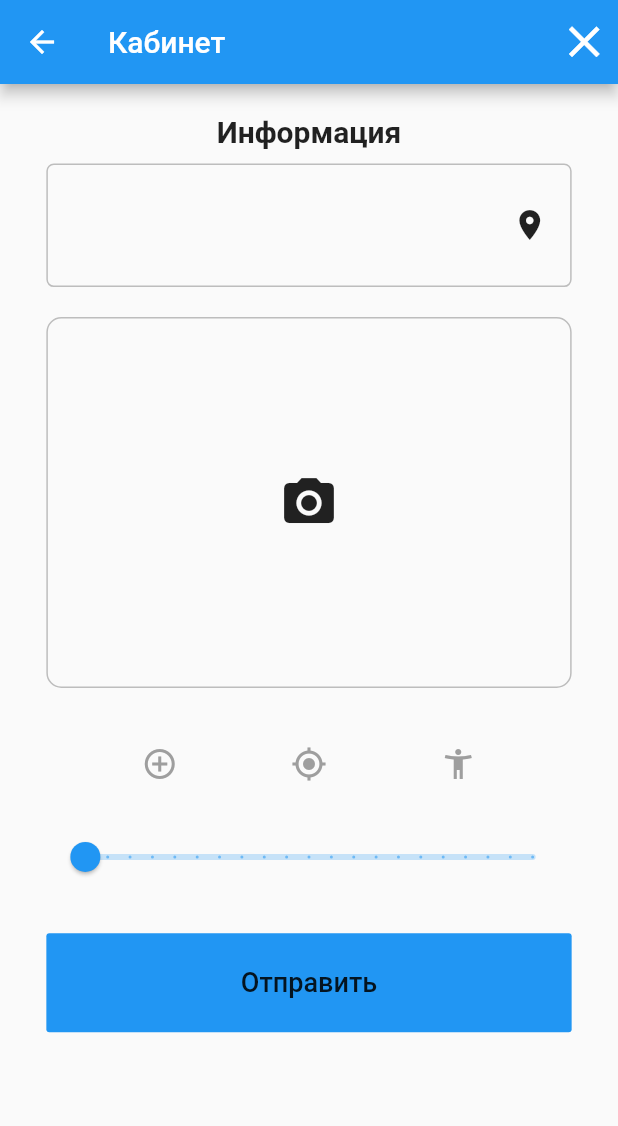
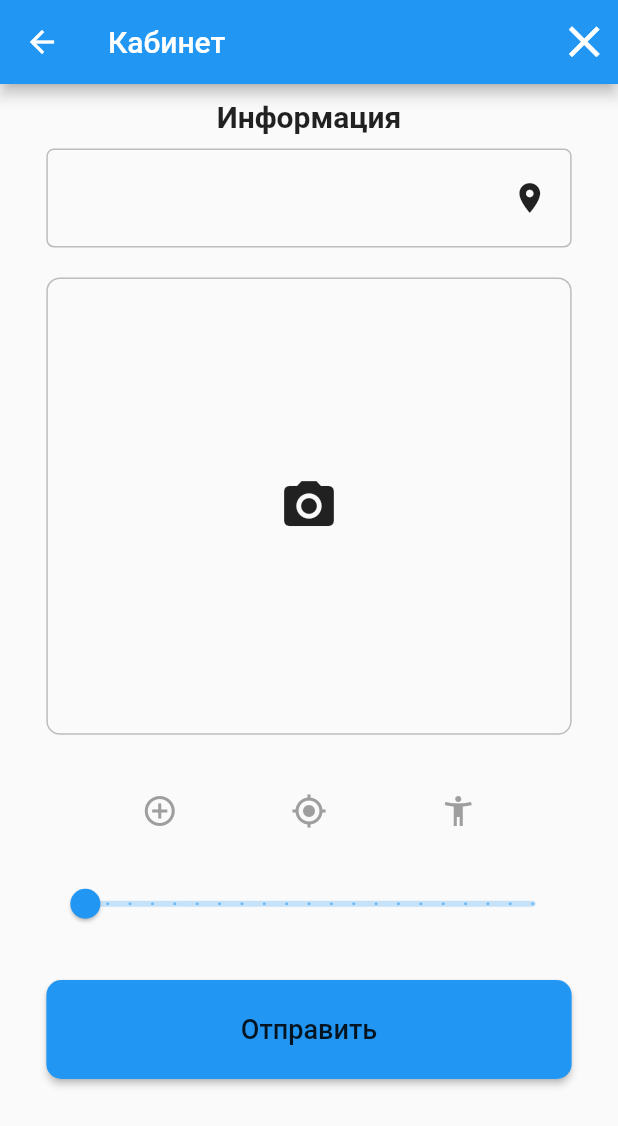
Before and after one commit to afl-dev/image_tags_geo, a Flutter app: the ImageTagsGeo screen opened directly, after a tap on the "clear" icon, on a phone screen of 412 x 824 dp. Shown: the top 1126 px of the screen. Run offline on Flutter 3.47's test engine with Material 2 defaults, Android fonts, the phone set to English and light mode, and no system bars; our stand-ins replace bloc, flutter_bloc, image_picker, location, permission_handler, shared_preferences; accounts and stored records are empty.

Commit message:
update interface, fix errors

```diff
--- a/lib/bloc/geo/geo_bloc.dart
+++ b/lib/bloc/geo/geo_bloc.dart
@@ -33,29 +33,31 @@ class GeoBloc extends Bloc<GeoEvent, GeoState> {
     }
 
     if (event is CleanDataGpsEvent) {
-      final updatedLocation = ImageTagsGeoModel(
-        latitude: null,
-        longitude: null,
-      );
-      yield DataUpdatedState(updatedLocation);
+      yield DataGpsUpdated(
+          latitude: latitude = null, longitude: longitude = null);
     }
   }
 
   Stream<GeoState> _gpsChangedStateSave(event) async* {
     try {
-      location = await imageTagsGeoService.getCurrentUserLocation;
+      location = await imageTagsGeoService.getCurrentUserLocation
+          .timeout(const Duration(seconds: 5));
       latitude = location.latitude.toStringAsFixed(6);
       longitude = location.longitude.toStringAsFixed(6);
+
+      try {
+        await imageTagsGeoService.saveShared('latitude', latitude);
+        await imageTagsGeoService.saveShared('longitude', longitude);
+      } catch (error) {
+        yield DataGpsUpdatingError(error: error.toString());
+        throw (error);
+      }
+      yield DataGpsUpdated(latitude: latitude, longitude: longitude);
     } catch (error) {
-      throw (error);
+      print(error.toString());
+      yield DataGpsUpdatingError(error: error.toString());
+      //throw (error);
     }
-    try {
-      await imageTagsGeoService.saveShared('latitude', latitude);
-      await imageTagsGeoService.saveShared('longitude', longitude);
-    } catch (error) {
-      throw (error);
-    }
-    yield DataGpsUpdated(latitude: latitude, longitude: longitude);
   }
 
 /*  Stream<GeoState> _gpsChangedStateGet(event) async* {
--- a/lib/bloc/geo/geo_state.dart
+++ b/lib/bloc/geo/geo_state.dart
@@ -26,3 +26,9 @@ class DataGpsUpdated extends GeoState {
 
   DataGpsUpdated({this.latitude, this.longitude});
 }
+
+class DataGpsUpdatingError extends GeoState {
+  final String error;
+
+  DataGpsUpdatingError({this.error});
+}
--- a/lib/bloc/image/image_bloc.dart
+++ b/lib/bloc/image/image_bloc.dart
@@ -22,6 +22,9 @@ class ImageBloc extends Bloc<ImageEvent, ImageState> {
   Stream<ImageState> mapEventToState(ImageEvent event) async* {
     if (event is UpdatingImageEvent) {
       yield UpdatingImageState();
+    }
+
+    if (event is UpdatedImageEvent) {
       yield* _updateImage(event);
     }
 
@@ -35,7 +38,7 @@ class ImageBloc extends Bloc<ImageEvent, ImageState> {
   }
 
   Stream<ImageState> _updateImage(event) async* {
-    if (event is UpdatingImageEvent) {
+    if (event is UpdatedImageEvent) {
       final appDir = await sysPaths.getApplicationDocumentsDirectory();
       try {
         final fileName = path.basename(event.storedImage.path);
@@ -43,7 +46,7 @@ class ImageBloc extends Bloc<ImageEvent, ImageState> {
         await imageTagsGeoService.saveShared('imagePath', pathImage);
         storedImage = await event.storedImage.copy(pathImage);
       } catch (error) {
-        throw(error);
+        throw (error);
       }
       yield UpdatedImageState(storedImage: storedImage
           //await event.storedImage.copy(pathImage)
--- a/lib/bloc/image/image_event.dart
+++ b/lib/bloc/image/image_event.dart
@@ -2,13 +2,13 @@ part of 'image_bloc.dart';
 
 abstract class ImageEvent {}
 
-class UpdatingImageEvent extends ImageEvent {
+class UpdatingImageEvent extends ImageEvent {}
+
+class UpdatedImageEvent extends ImageEvent {
   final File storedImage;
 
-  UpdatingImageEvent({this.storedImage});
+  UpdatedImageEvent({this.storedImage});
 }
-
-class UpdatedImageEvent extends ImageEvent {}
 
 class InitialImageEvent extends ImageEvent {}
 
--- a/lib/bloc/image/image_state.dart
+++ b/lib/bloc/image/image_state.dart
@@ -8,7 +8,6 @@ abstract class ImageState {
 
 class InitialImageState extends ImageState {}
 
-
 class UpdatingImageState extends ImageState {}
 
 class UpdatedImageState extends ImageState {
--- a/lib/bloc/main/main_bloc.dart
+++ b/lib/bloc/main/main_bloc.dart
@@ -1,5 +1,4 @@
 import 'dart:convert';
-
 import 'package:bloc/bloc.dart';
 import 'package:image_tags_geo/models/image_tags_geo_model.dart';
 import 'package:image_tags_geo/service/image_tags_geo_service.dart';
@@ -32,11 +31,15 @@ class MainBloc extends Bloc<MainEvent, MainState> {
       if (Validators.isValid(event.imageTagsGeoModel.latitude) &&
           Validators.isValid(event.imageTagsGeoModel.longitude)) {
         isValidGps = true;
+      } else {
+        isValidGps = false;
       }
       if (Validators.isValid(event.imageTagsGeoModel.image)) {
         event.imageTagsGeoModel.imag64 =
             base64Encode((event.imageTagsGeoModel.image)?.readAsBytesSync());
         isValidImage = true;
+      } else {
+        isValidImage = false;
       }
       if (isValidGps && isValidImage) {
         yield PostUpdatingMainState();
--- a/lib/screens/image_tags_geo_screen.dart
+++ b/lib/screens/image_tags_geo_screen.dart
@@ -1,5 +1,3 @@
-import 'dart:io';
-import 'dart:convert';
 import 'dart:math';
 import 'package:flutter/material.dart';
 import 'package:flutter_bloc/flutter_bloc.dart';
@@ -22,7 +20,8 @@ class ImageTagsGeo extends StatefulWidget {
 
 class _ImageTagsGeoState extends State<ImageTagsGeo>
     with WidgetsBindingObserver {
-  final PermissionHandler _permissionHandler = PermissionHandler();
+  //final PermissionHandler _permissionHandler = PermissionHandler();
+
   ImageTagsGeoModel _imageTagsGeoModel = ImageTagsGeoModel();
   GeoBloc _geoBloc;
   ImageBloc _imageBloc;
@@ -39,11 +38,17 @@ class _ImageTagsGeoState extends State<ImageTagsGeo>
 
   @override
   initState() {
-    super.initState();
     WidgetsBinding.instance.addObserver(this);
+    _requestPermission();
     _geoBloc = BlocProvider.of<GeoBloc>(context);
     _imageBloc = BlocProvider.of<ImageBloc>(context);
     _tagVolBloc = BlocProvider.of<TagVolBloc>(context);
+    super.initState();
+  }
+
+  @override
+  void didUpdateWidget(ImageTagsGeo oldWidget) {
+    super.didUpdateWidget(oldWidget);
   }
 
   @override
@@ -56,15 +61,9 @@ class _ImageTagsGeoState extends State<ImageTagsGeo>
   }
 
   Future<void> _cleanData() async {
-    _geoBloc.add(
-      CleanDataGpsEvent(),
-    );
+    _geoBloc.add(CleanDataGpsEvent());
     _imageBloc.add(CleanDataImageEvent());
     _tagVolBloc.add(CleanDataTagVolEven());
-    /* Navigator.of(context)
-        .pushReplacement(MaterialPageRoute(builder: (BuildContext context) {
-      return ImageTagsGeo();
-    }));*/
   }
 
   Future _setDataPost(context) async {
@@ -126,12 +125,19 @@ class _ImageTagsGeoState extends State<ImageTagsGeo>
     );
   }
 
-  Future<void> requestPermission({Function onPermissionDenied}) async {
+  Future<void> _requestPermission() async {
+    Map<Permission, PermissionStatus> statuses = await [
+      Permission.location,
+      Permission.camera,
+    ].request();
+  }
+
+  /*Future<void> requestPermission({Function onPermissionDenied}) async {
     _permissionHandler.requestPermissions([
       if (!gpsGranted) PermissionGroup.location,
       if (!cameraGranted) PermissionGroup.camera
     ]);
-  }
+  }*/
 
   // Future<void> requestCameraPermission({Function onPermissionDenied}) async {
   // var granted = await
@@ -142,12 +148,6 @@ class _ImageTagsGeoState extends State<ImageTagsGeo>
     return granted;*/
   //print(granted.toString());
   //}
-
-  @override
-  void didUpdateWidget(ImageTagsGeo oldWidget) {
-    requestPermission();
-    super.didUpdateWidget(oldWidget);
-  }
 
   @override
   Widget build(BuildContext context) {
@@ -193,7 +193,7 @@ class _ImageTagsGeoState extends State<ImageTagsGeo>
                 child: Column(
                   children: <Widget>[
                     SizedBox(
-                      height: 20,
+                      height: 10,
                     ),
                     const Text(
                       'Информация',
@@ -208,7 +208,9 @@ class _ImageTagsGeoState extends State<ImageTagsGeo>
                       margin: EdgeInsets.only(top: 10, bottom: 10),
                       height: deviceHeight * 0.08,
                       width: double.infinity,
-                      child: FlatButton(
+                      child: RaisedButton(
+                        shape: RoundedRectangleBorder(
+                            borderRadius: BorderRadius.circular(10)),
                         child: Text(
                           'Отправить',
                           style: TextStyle(fontSize: 18),
--- a/lib/widgets/geo_widget.dart
+++ b/lib/widgets/geo_widget.dart
@@ -27,7 +27,7 @@ class Geo extends StatelessWidget {
     return BlocBuilder<GeoBloc, GeoState>(builder: (context, state) {
       return Container(
         margin: EdgeInsets.only(top: 10, bottom: 10),
-        height: deviceHeight * 0.1,
+        height: deviceHeight * 0.08,
         width: double.infinity,
         child: OutlineButton(
           borderSide: BorderSide(color: Colors.grey[400]),
@@ -47,9 +47,11 @@ class Geo extends StatelessWidget {
                 )
               : (state is DataGpsUpdating)
                   ? CircularProgressIndicator()
-                  : Container(
-                      alignment: Alignment.centerRight,
-                      child: Icon(Icons.place)),
+                  : (state is DataGpsUpdatingError)
+                      ? const Text('error')
+                      : Container(
+                          alignment: Alignment.centerRight,
+                          child: Icon(Icons.place)),
         ),
       );
     });
--- a/lib/widgets/image_button_widget.dart
+++ b/lib/widgets/image_button_widget.dart
@@ -1,5 +1,3 @@
-import 'dart:io';
-
 import 'package:flutter/cupertino.dart';
 import 'package:flutter/material.dart';
 import 'package:flutter_bloc/flutter_bloc.dart';
@@ -36,13 +34,12 @@ class _ImageInputState extends State<ImageInput> {
         source: ImageSource.camera,
         //maxWidth: 1200,
         imageQuality: 50);
-    if (imageFile == null) {
+    if (imageFile != null) {
+      _imageBloc.add(UpdatedImageEvent(storedImage: imageFile));
+    } else {
       _imageBloc.add(InitialImageEvent());
       return;
     }
-    _imageBloc.add(
-      UpdatingImageEvent(storedImage: imageFile),
-    );
   }
 
   @override
@@ -58,17 +55,22 @@ class _ImageInputState extends State<ImageInput> {
             child: Container(
                 alignment: Alignment.center,
                 margin: EdgeInsets.only(top: 10, bottom: 10),
-                height: deviceHeight * 0.3,
+                height: deviceHeight * 0.37,
                 width: deviceWidth * 0.85,
                 decoration: BoxDecoration(
                   border: Border.all(color: Colors.grey[400]),
-                  borderRadius: BorderRadius.all(Radius.circular(10)),
+                  borderRadius: BorderRadius.all(Radius.circular(9)),
                 ),
-                child: (state is UpdatedImageState && state.storedImage != null)
-                    ? Image.file(
+                child:
+                    (state is UpdatedImageState && state?.storedImage != null)
+                        ? ClipRRect(
+                            borderRadius: BorderRadius.circular(8),
+                            child: Image.file(
                               state.storedImage,
                               fit: BoxFit.cover,
                               width: double.infinity,
+                              height: double.infinity,
+                            ),
                           )
                         : (state is UpdatingImageState)
                             ? CircularProgressIndicator()
```
Also changed, not shown: lib/helpers/coustom_transition.dart (+7 -11 lines), pubspec.yaml (+9 -9 lines), lib/screens/splash_screen.dart (line endings or trailing spaces), pubspec.lock, 2 other files. Lines whose indentation alone changed are shown as unchanged.
